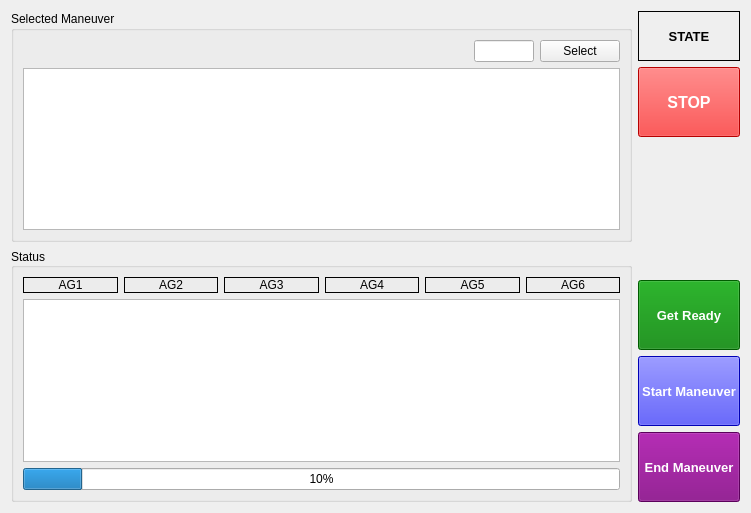
Old version of the form res/ifx.ui in the repository AntoineBrunet/rqt_fyt.
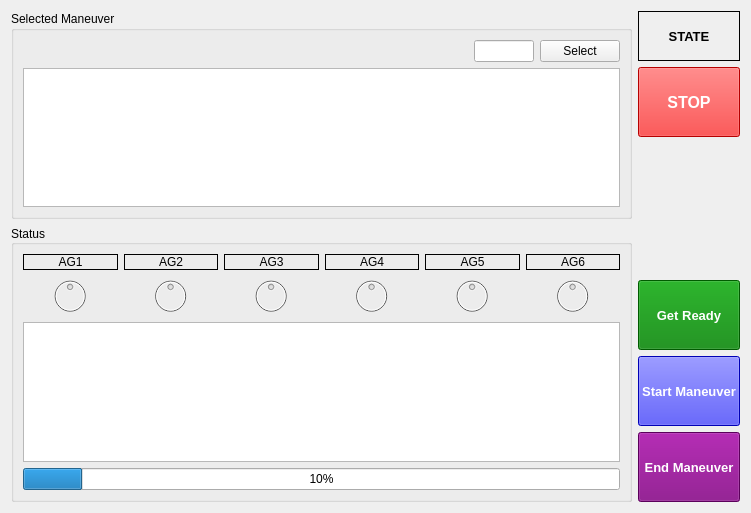
New version of the form.

The edit to the form file:
```diff
--- a/res/ifx.ui
+++ b/res/ifx.ui
@@ -177,6 +177,232 @@
           </item>
          </layout>
         </item>
+        <item>
+         <layout class="QHBoxLayout" name="horizontalLayout_5">
+          <item>
+           <widget class="QDial" name="pos1">
+            <property name="enabled">
+             <bool>false</bool>
+            </property>
+            <property name="maximumSize">
+             <size>
+              <width>16777215</width>
+              <height>40</height>
+             </size>
+            </property>
+            <property name="autoFillBackground">
+             <bool>false</bool>
+            </property>
+            <property name="maximum">
+             <number>359</number>
+            </property>
+            <property name="value">
+             <number>180</number>
+            </property>
+            <property name="tracking">
+             <bool>false</bool>
+            </property>
+            <property name="invertedAppearance">
+             <bool>false</bool>
+            </property>
+            <property name="wrapping">
+             <bool>true</bool>
+            </property>
+            <property name="notchTarget">
+             <double>1.000000000000000</double>
+            </property>
+            <property name="notchesVisible">
+             <bool>false</bool>
+            </property>
+           </widget>
+          </item>
+          <item>
+           <widget class="QDial" name="pos2">
+            <property name="enabled">
+             <bool>false</bool>
+            </property>
+            <property name="maximumSize">
+             <size>
+              <width>16777215</width>
+              <height>40</height>
+             </size>
+            </property>
+            <property name="autoFillBackground">
+             <bool>false</bool>
+            </property>
+            <property name="maximum">
+             <number>359</number>
+            </property>
+            <property name="value">
+             <number>180</number>
+            </property>
+            <property name="tracking">
+             <bool>false</bool>
+            </property>
+            <property name="invertedAppearance">
+             <bool>false</bool>
+            </property>
+            <property name="wrapping">
+             <bool>true</bool>
+            </property>
+            <property name="notchTarget">
+             <double>1.000000000000000</double>
+            </property>
+            <property name="notchesVisible">
+             <bool>false</bool>
+            </property>
+           </widget>
+          </item>
+          <item>
+           <widget class="QDial" name="pos3">
+            <property name="enabled">
+             <bool>false</bool>
+            </property>
+            <property name="maximumSize">
+             <size>
+              <width>16777215</width>
+              <height>40</height>
+             </size>
+            </property>
+            <property name="autoFillBackground">
+             <bool>false</bool>
+            </property>
+            <property name="maximum">
+             <number>359</number>
+            </property>
+            <property name="value">
+             <number>180</number>
+            </property>
+            <property name="tracking">
+             <bool>false</bool>
+            </property>
+            <property name="invertedAppearance">
+             <bool>false</bool>
+            </property>
+            <property name="wrapping">
+             <bool>true</bool>
+            </property>
+            <property name="notchTarget">
+             <double>1.000000000000000</double>
+            </property>
+            <property name="notchesVisible">
+             <bool>false</bool>
+            </property>
+           </widget>
+          </item>
+          <item>
+           <widget class="QDial" name="pos4">
+            <property name="enabled">
+             <bool>false</bool>
+            </property>
+            <property name="maximumSize">
+             <size>
+              <width>16777215</width>
+              <height>40</height>
+             </size>
+            </property>
+            <property name="autoFillBackground">
+             <bool>false</bool>
+            </property>
+            <property name="maximum">
+             <number>359</number>
+            </property>
+            <property name="value">
+             <number>180</number>
+            </property>
+            <property name="tracking">
+             <bool>false</bool>
+            </property>
+            <property name="invertedAppearance">
+             <bool>false</bool>
+            </property>
+            <property name="wrapping">
+             <bool>true</bool>
+            </property>
+            <property name="notchTarget">
+             <double>1.000000000000000</double>
+            </property>
+            <property name="notchesVisible">
+             <bool>false</bool>
+            </property>
+           </widget>
+          </item>
+          <item>
+           <widget class="QDial" name="pos5">
+            <property name="enabled">
+             <bool>false</bool>
+            </property>
+            <property name="maximumSize">
+             <size>
+              <width>16777215</width>
+              <height>40</height>
+             </size>
+            </property>
+            <property name="autoFillBackground">
+             <bool>false</bool>
+            </property>
+            <property name="maximum">
+             <number>359</number>
+            </property>
+            <property name="value">
+             <number>180</number>
+            </property>
+            <property name="tracking">
+             <bool>false</bool>
+            </property>
+            <property name="invertedAppearance">
+             <bool>false</bool>
+            </property>
+            <property name="wrapping">
+             <bool>true</bool>
+            </property>
+            <property name="notchTarget">
+             <double>1.000000000000000</double>
+            </property>
+            <property name="notchesVisible">
+             <bool>false</bool>
+            </property>
+           </widget>
+          </item>
+          <item>
+           <widget class="QDial" name="pos6">
+            <property name="enabled">
+             <bool>false</bool>
+            </property>
+            <property name="maximumSize">
+             <size>
+              <width>16777215</width>
+              <height>40</height>
+             </size>
+            </property>
+            <property name="autoFillBackground">
+             <bool>false</bool>
+            </property>
+            <property name="maximum">
+             <number>359</number>
+            </property>
+            <property name="value">
+             <number>180</number>
+            </property>
+            <property name="tracking">
+             <bool>false</bool>
+            </property>
+            <property name="invertedAppearance">
+             <bool>false</bool>
+            </property>
+            <property name="wrapping">
+             <bool>true</bool>
+            </property>
+            <property name="notchTarget">
+             <double>1.000000000000000</double>
+            </property>
+            <property name="notchesVisible">
+             <bool>false</bool>
+            </property>
+           </widget>
+          </item>
+         </layout>
+        </item>
         <item>
          <widget class="QTextBrowser" name="status">
           <property name="frameShape">
```
Left out of the diff: 2 changed lines with no effect on the pictures.
